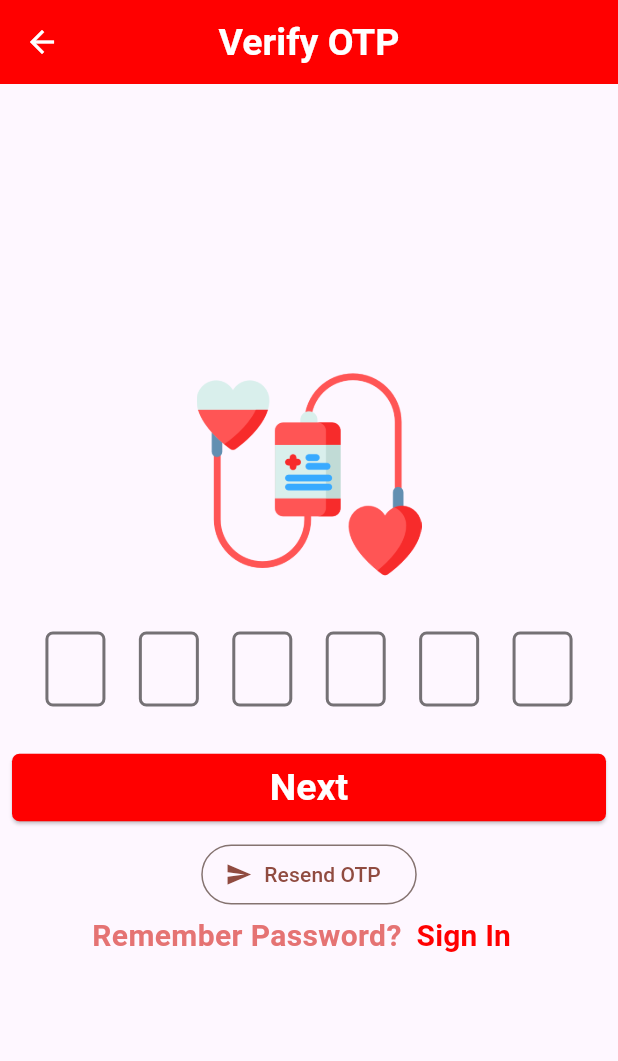
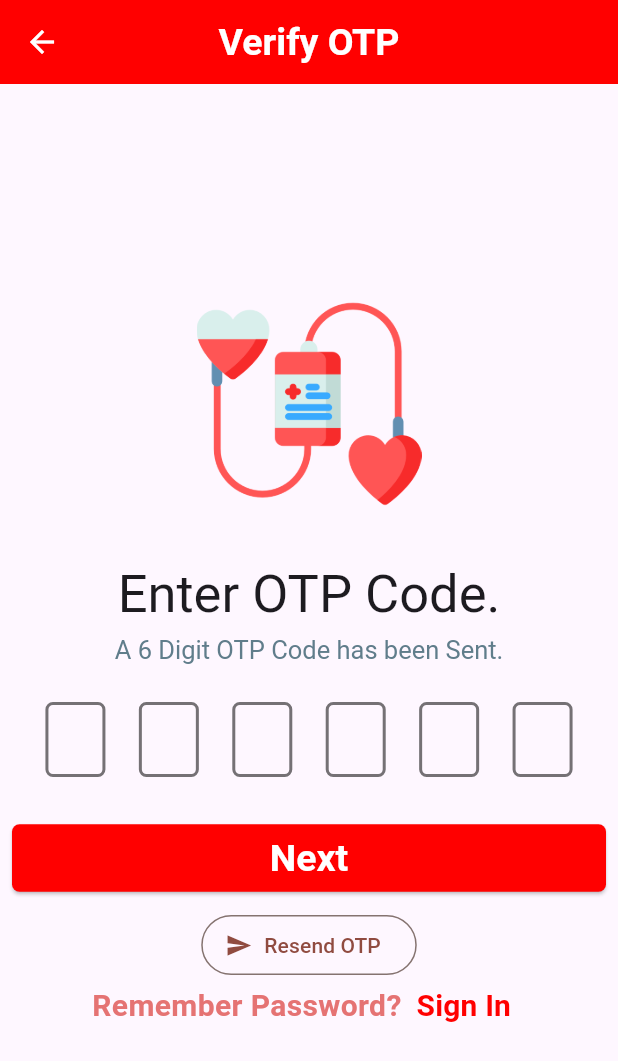
Before and after one commit to partho-debnath/donate-blood-flutter, a Flutter app: the OtpScreen screen opened directly with empty values, on a phone screen of 412 x 824 dp. Shown: the top 1061 px of the screen. Run offline on Flutter 3.47's test engine with Material 3 defaults, Android fonts, the phone set to English and light mode, and no system bars; drawn by our look-alikes of pin_code_fields; our stand-ins replace get, image_picker, intl_phone_field, location; network calls fail.

Commit message:
OtpScreen UI Updated

```diff
--- a/lib/presentation/ui/screens/verify_otp.dart
+++ b/lib/presentation/ui/screens/verify_otp.dart
@@ -22,6 +22,7 @@ class _OtpScreenState extends State<OtpScreen> {
 
   @override
   Widget build(BuildContext context) {
+    ThemeData theme = Theme.of(context);
     return Scaffold(
       appBar: AppBar(
         title: const Text('Verify OTP'),
@@ -41,13 +42,32 @@ class _OtpScreenState extends State<OtpScreen> {
                     width: 150,
                   ),
                   const SizedBox(height: 30),
+                  Text(
+                    'Enter OTP Code.',
+                    style: theme.textTheme.titleLarge?.copyWith(
+                      fontSize: 35,
+                    ),
+                  ),
+                  const SizedBox(height: 5),
+                  Text(
+                    'A 6 Digit OTP Code has been Sent.',
+                    style: theme.textTheme.displaySmall?.copyWith(
+                      fontSize: 17,
+                      color: Colors.blueGrey,
+                    ),
+                  ),
+                  const SizedBox(
+                    height: 24,
+                  ),
                   PinCodeTextField(
                     appContext: context,
                     length: 6,
+                    blinkWhenObscuring: true,
                     keyboardType: TextInputType.number,
                     textInputAction: TextInputAction.done,
                     autovalidateMode: AutovalidateMode.onUserInteraction,
                     mainAxisAlignment: MainAxisAlignment.spaceEvenly,
+                    obscureText: true,
                     errorTextSpace: 20,
                     errorTextMargin: const EdgeInsets.only(left: 26),
                     pinTheme: PinTheme(
@@ -78,8 +98,6 @@ class _OtpScreenState extends State<OtpScreen> {
                         _form.currentState!.save();
                         log('==' + _formData.toString());
                         _form.currentState!.reset();
-
-                        // _form.currentState!.reset();
                       } else {
                         log('---Error--');
                       }
```
